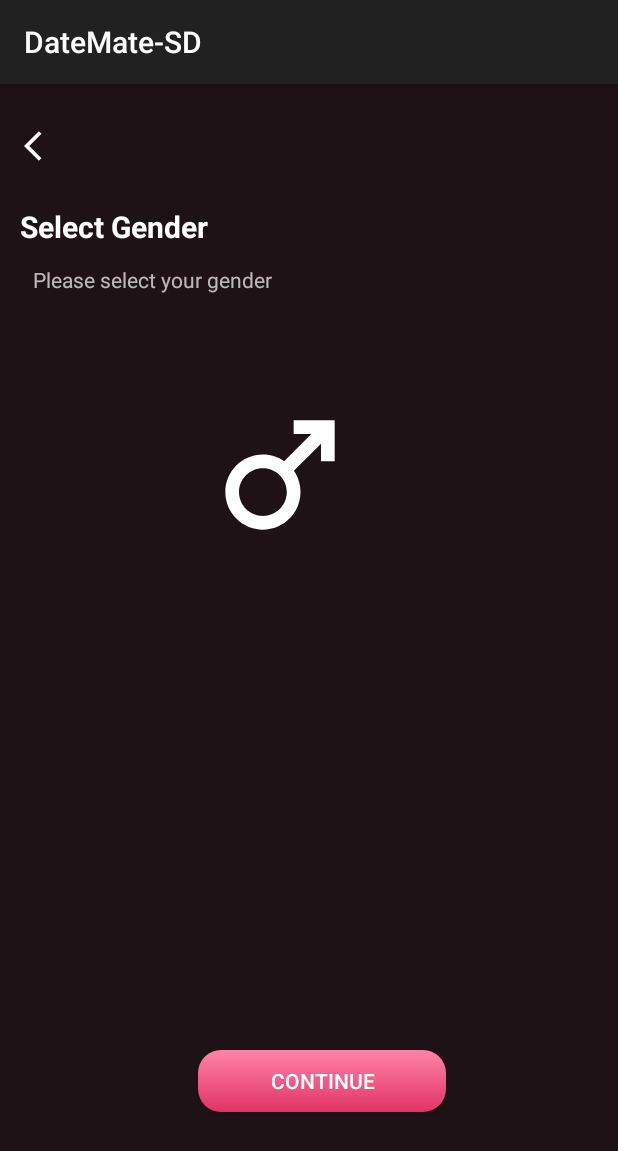
After one commit to Roshan10k/DateMate-SD, an Android app: the GenderActivity screen opened directly, with no data from a screen before it, on a phone screen of 412 x 824 dp. The commit adds this screen. Shown: the top 1151 px of the screen. Run offline under Robolectric (Android 15) with nearby library versions, the phone set to English and light mode, and no system bars.

Commit message:
Importing colors and gradient and clip art

```diff
--- a/app/build.gradle.kts
+++ b/app/build.gradle.kts
@@ -5,7 +5,7 @@ plugins {
 
 android {
     namespace = "com.example.datemate_sd"
-    compileSdk = 34
+    compileSdk = 35
 
     defaultConfig {
         applicationId = "com.example.datemate_sd"
--- /dev/null
+++ b/app/src/main/java/com/example/datemate_sd/ui/GenderActivity.kt
@@ -0,0 +1,21 @@
+package com.example.datemate_sd.ui
+
+import android.os.Bundle
+import androidx.activity.enableEdgeToEdge
+import androidx.appcompat.app.AppCompatActivity
+import androidx.core.view.ViewCompat
+import androidx.core.view.WindowInsetsCompat
+import com.example.datemate_sd.R
+
+class GenderActivity : AppCompatActivity() {
+    override fun onCreate(savedInstanceState: Bundle?) {
+        super.onCreate(savedInstanceState)
+        enableEdgeToEdge()
+        setContentView(R.layout.activity_gender)
+        ViewCompat.setOnApplyWindowInsetsListener(findViewById(R.id.main)) { v, insets ->
+            val systemBars = insets.getInsets(WindowInsetsCompat.Type.systemBars())
+            v.setPadding(systemBars.left, systemBars.top, systemBars.right, systemBars.bottom)
+            insets
+        }
+    }
+}
--- /dev/null
+++ b/app/src/main/res/drawable/baseline_arrow_back_ios_24.xml
@@ -0,0 +1,5 @@
+<vector xmlns:android="http://schemas.android.com/apk/res/android" android:autoMirrored="true" android:height="24dp" android:tint="#FFFFFF" android:viewportHeight="24" android:viewportWidth="24" android:width="24dp">
+
+    <path android:fillColor="@android:color/white" android:pathData="M11.67,3.87L9.9,2.1 0,12l9.9,9.9 1.77,-1.77L3.54,12z"/>
+
+</vector>
--- /dev/null
+++ b/app/src/main/res/drawable/baseline_female_24.xml
@@ -0,0 +1,5 @@
+<vector xmlns:android="http://schemas.android.com/apk/res/android" android:height="24dp" android:tint="#FFFFFF" android:viewportHeight="24" android:viewportWidth="24" android:width="24dp">
+
+    <path android:fillColor="@android:color/white" android:pathData="M17.5,9.5C17.5,6.46 15.04,4 12,4S6.5,6.46 6.5,9.5c0,2.7 1.94,4.93 4.5,5.4V17H9v2h2v2h2v-2h2v-2h-2v-2.1C15.56,14.43 17.5,12.2 17.5,9.5zM8.5,9.5C8.5,7.57 10.07,6 12,6s3.5,1.57 3.5,3.5S13.93,13 12,13S8.5,11.43 8.5,9.5z"/>
+
+</vector>
--- /dev/null
+++ b/app/src/main/res/drawable/baseline_male_24.xml
@@ -0,0 +1,5 @@
+<vector xmlns:android="http://schemas.android.com/apk/res/android" android:height="24dp" android:tint="#FFFFFF" android:viewportHeight="24" android:viewportWidth="24" android:width="24dp">
+
+    <path android:fillColor="@android:color/white" android:pathData="M9.5,11c1.93,0 3.5,1.57 3.5,3.5S11.43,18 9.5,18S6,16.43 6,14.5S7.57,11 9.5,11zM9.5,9C6.46,9 4,11.46 4,14.5S6.46,20 9.5,20s5.5,-2.46 5.5,-5.5c0,-1.16 -0.36,-2.23 -0.97,-3.12L18,7.42V10h2V4h-6v2h2.58l-3.97,3.97C11.73,9.36 10.66,9 9.5,9z"/>
+
+</vector>
--- /dev/null
+++ b/app/src/main/res/drawable/gradient.xml
@@ -0,0 +1,12 @@
+<shape xmlns:android="http://schemas.android.com/apk/res/android">
+    <gradient
+    android:angle="80"
+    android:endColor="@color/endpink"
+    android:startColor="@color/startpink"
+    android:type="linear" />
+
+    <corners
+        android:radius="15dp"/>
+
+
+</shape>
--- /dev/null
+++ b/app/src/main/res/layout/activity_gender.xml
@@ -0,0 +1,69 @@
+<?xml version="1.0" encoding="utf-8"?>
+<androidx.constraintlayout.widget.ConstraintLayout xmlns:android="http://schemas.android.com/apk/res/android"
+    xmlns:app="http://schemas.android.com/apk/res-auto"
+    xmlns:tools="http://schemas.android.com/tools"
+    android:id="@+id/main"
+    android:layout_width="match_parent"
+    android:background="@color/background"
+    android:layout_height="match_parent"
+    tools:context=".ui.GenderActivity">
+
+    <ImageView
+        android:id="@+id/backArrow"
+        android:layout_width="wrap_content"
+        android:layout_height="wrap_content"
+        android:layout_marginStart="16dp"
+        android:layout_marginTop="29dp"
+        app:layout_constraintStart_toStartOf="parent"
+        app:layout_constraintTop_toTopOf="parent"
+        app:srcCompat="@drawable/baseline_arrow_back_ios_24" />
+
+    <TextView
+        android:id="@+id/textView"
+        android:layout_width="wrap_content"
+        android:layout_height="wrap_content"
+        android:layout_marginStart="13dp"
+        android:layout_marginTop="28dp"
+        android:textStyle="bold"
+        android:textSize="20dp"
+        android:textColor="@color/white"
+        android:text="Select Gender"
+        app:layout_constraintStart_toStartOf="parent"
+        app:layout_constraintTop_toBottomOf="@+id/backArrow" />
+
+    <TextView
+        android:id="@+id/textView2"
+        android:layout_width="wrap_content"
+        android:layout_height="wrap_content"
+        android:layout_marginStart="22dp"
+
+
+        android:layout_marginTop="12dp"
+        android:text="Please select your gender"
+        app:layout_constraintStart_toStartOf="parent"
+        app:layout_constraintTop_toBottomOf="@+id/textView" />
+
+    <Button
+        android:id="@+id/button"
+        android:layout_width="165dp"
+        android:layout_height="41dp"
+        android:layout_marginStart="132dp"
+        android:layout_marginTop="504dp"
+        android:background="@drawable/gradient"
+        android:text="Continue"
+        android:textColor="@color/white"
+        app:layout_constraintStart_toStartOf="parent"
+        app:layout_constraintTop_toBottomOf="@+id/textView2" />
+
+    <ImageView
+        android:id="@+id/imageView"
+        android:layout_width="109dp"
+        android:layout_height="109dp"
+        android:layout_marginStart="132dp"
+        android:layout_marginTop="66dp"
+        app:layout_constraintStart_toStartOf="parent"
+        app:layout_constraintTop_toBottomOf="@+id/textView2"
+        app:srcCompat="@drawable/baseline_male_24" />
+
+
+</androidx.constraintlayout.widget.ConstraintLayout>
--- a/app/src/main/res/values/colors.xml
+++ b/app/src/main/res/values/colors.xml
@@ -2,4 +2,8 @@
 <resources>
     <color name="black">#FF000000</color>
     <color name="white">#FFFFFFFF</color>
+    <color name="background">#1F1216</color>
+    <color name="startpink">#FF84A7</color>
+    <color name="endpink">#E03368</color>
+    <color name="grey">#999999</color>
 </resources>
```
Also changed, not shown: app/src/main/AndroidManifest.xml (+19 -1 lines), app/src/main/java/com/example/datemate_sd/ui/HomeActivity.kt (added, +21 -0 lines), app/src/main/res/layout/activity_home.xml (added, +10 -0 lines).
